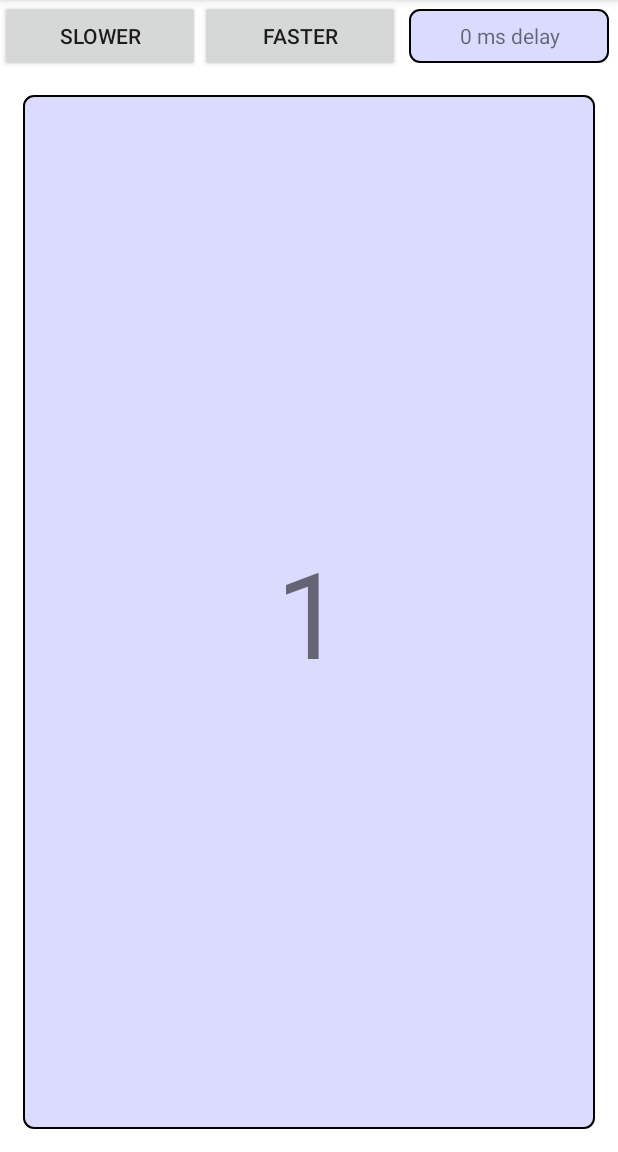
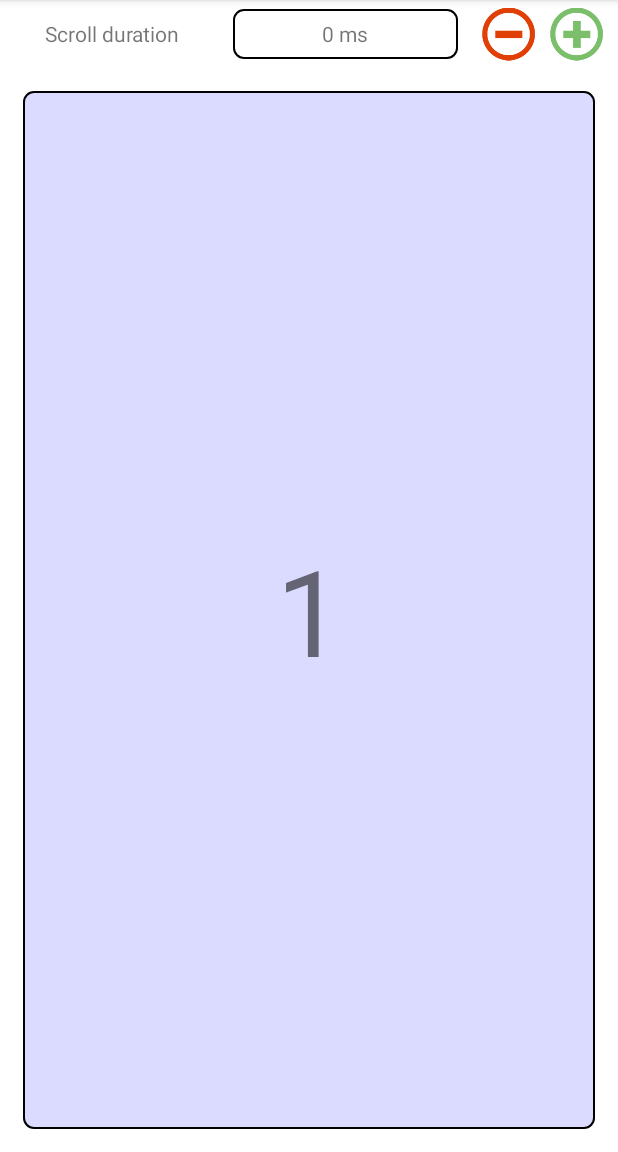
Before and after one commit to AntonioCappiello/view-pager-with-custom-scroller, an Android app: the screen it shows after launch (MainActivity), on a phone screen of 412 x 824 dp, the part 84-1236 px from its top. Run offline under Robolectric (Android 15) with nearby library versions, the phone set to English and light mode, and no system bars.

Commit message:
Improved UI and usability

```diff
--- a/app/src/main/java/antoniocappiello/com/viewpagerwithcustomscroller/MainActivity.java
+++ b/app/src/main/java/antoniocappiello/com/viewpagerwithcustomscroller/MainActivity.java
@@ -54,12 +54,12 @@ public class MainActivity extends AppCompatActivity {
 
     public void addDelay(View view){
         customScroller.setCustomDuration(customScroller.getCustomDuration() + 100);
-        durationView.setText(customScroller.getCustomDuration() + getString(R.string.delay));
+        durationView.setText(customScroller.getCustomDuration() + " ms");
     }
 
     public void reduceDelay(View view){
         customScroller.setCustomDuration(customScroller.getCustomDuration() - 100);
-        durationView.setText(customScroller.getCustomDuration() + getString(R.string.delay));
+        durationView.setText(customScroller.getCustomDuration() + " ms");
     }
 
 }
--- /dev/null
+++ b/app/src/main/res/drawable/white_with_borders.xml
@@ -0,0 +1,17 @@
+<?xml version="1.0" encoding="utf-8"?>
+<!--
+  ~ Copyright (c) 2015. Antonio Cappiello
+  ~ www.antoniocappiello.com
+  -->
+
+<shape xmlns:android="http://schemas.android.com/apk/res/android">
+
+    <corners android:radius="10px" />
+
+    <solid android:color="@android:color/white" />
+
+    <stroke
+        android:width="1.5px"
+        android:color="@android:color/black" />
+
+</shape>
--- a/app/src/main/res/layout/content_main.xml
+++ b/app/src/main/res/layout/content_main.xml
@@ -16,32 +16,44 @@
         android:layout_height="wrap_content"
         android:orientation="horizontal">
 
-        <Button
-            android:onClick="addDelay"
+        <TextView
             android:layout_width="0dp"
             android:layout_weight="1"
-            android:layout_height="match_parent"
-            android:text="@string/slower"
-            android:id="@+id/button_plus"/>
-
-        <Button
-            android:onClick="reduceDelay"
-            android:layout_width="0dp"
-            android:layout_weight="1"
-            android:layout_height="wrap_content"
-            android:text="@string/faster"
-            android:id="@+id/button_minus"/>
+            android:layout_height="45dp"
+            android:gravity="center"
+            android:text="@string/scroll_duration"/>
 
         <TextView
+            android:layout_marginLeft="10dp"
             android:layout_width="0dp"
             android:layout_weight="1"
             android:layout_height="match_parent"
             android:textAppearance="?android:attr/textAppearanceSmall"
-            android:text="0 ms delay"
-            android:background="@drawable/purple_with_borders"
+            android:text="0 ms"
+            android:background="@drawable/white_with_borders"
             android:id="@+id/duration_view"
             android:gravity="center"
             android:layout_margin="6dp"/>
+
+        <ImageView
+            android:layout_marginLeft="10dp"
+            android:src="@drawable/minus"
+            android:onClick="reduceDelay"
+            android:layout_width="35dp"
+            android:layout_height="match_parent"
+            android:text="-"
+            android:id="@+id/button_minus"/>
+
+        <ImageView
+            android:layout_marginLeft="10dp"
+            android:layout_marginRight="10dp"
+            android:src="@drawable/plus"
+            android:onClick="addDelay"
+            android:layout_width="35dp"
+            android:layout_height="match_parent"
+            android:text="+"
+            android:id="@+id/button_plus"/>
+
 
     </LinearLayout>
 
--- a/app/src/main/res/values/strings.xml
+++ b/app/src/main/res/values/strings.xml
@@ -1,6 +1,4 @@
 <resources>
     <string name="app_name">View Pager With Custom Scroller</string>
-    <string name="faster">faster</string>
-    <string name="slower">slower</string>
-    <string name="delay">" ms delay"</string>
+    <string name="scroll_duration">Scroll duration</string>
 </resources>
```
Also changed, not shown: app/src/main/res/drawable/minus.png (added), app/src/main/res/drawable/plus.png (added).
